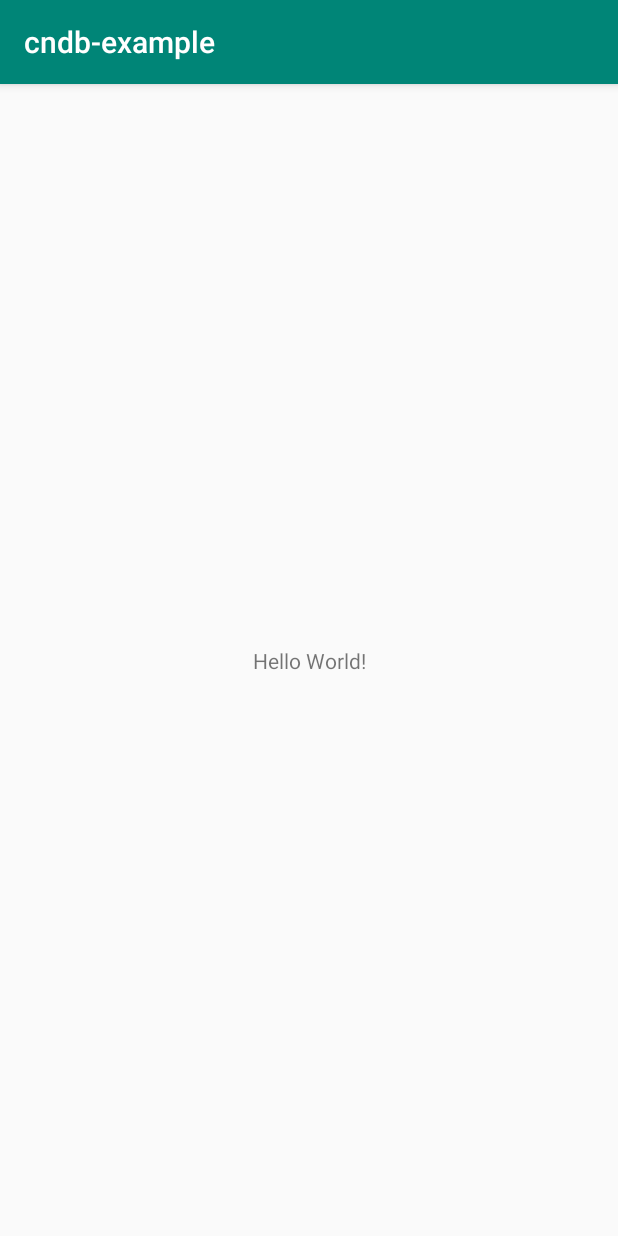
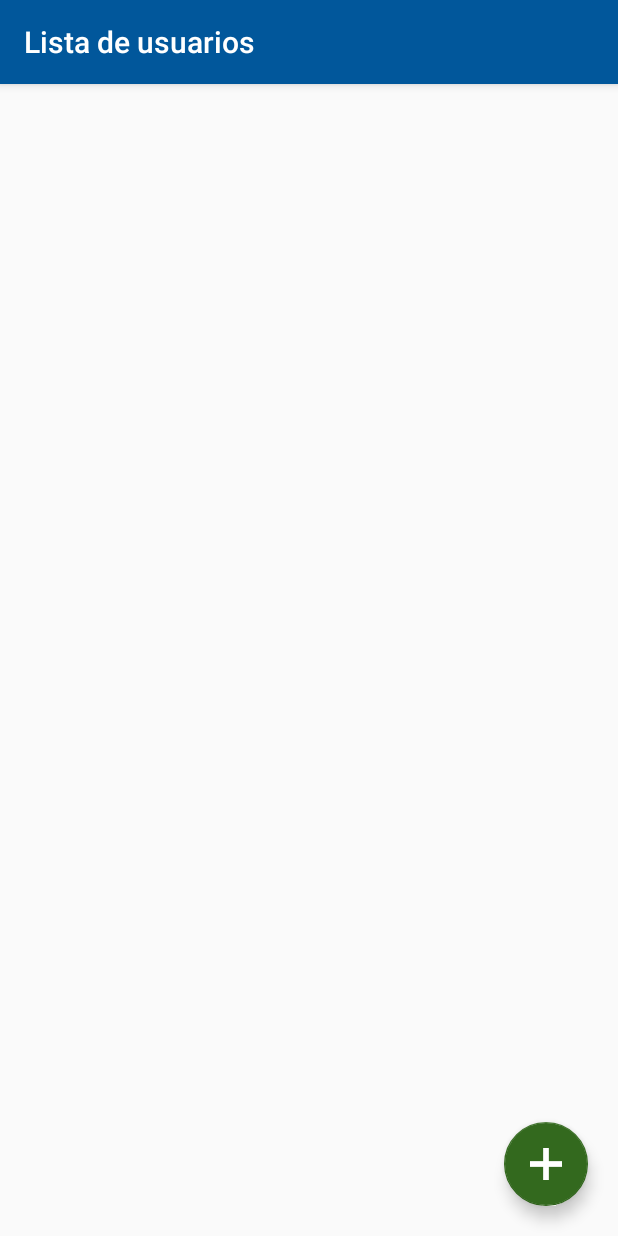
Before and after one commit to devom7022/cndb-example, an Android app: the screen it shows after launch (UserActivity), on a phone screen of 412 x 824 dp. Run offline under Robolectric (Android 15) with nearby library versions, the phone set to English and light mode, and no system bars; our stand-ins replace Dagger/Hilt's generated code.

Commit message:
UserActivity. Creación de lista de usuarios

```diff
--- a/app/build.gradle
+++ b/app/build.gradle
@@ -31,6 +31,7 @@ dependencies {
     androidTestImplementation 'androidx.test.espresso:espresso-core:3.2.0'
     implementation 'com.android.support:design:28.0.0'
     implementation 'com.android.support:support-v4:28.0.0'
+    implementation 'com.google.android.material:material:1.1.0-alpha08'
 
     //Dagger 2
     implementation 'com.google.dagger:dagger:2.20'
--- a/app/src/main/AndroidManifest.xml
+++ b/app/src/main/AndroidManifest.xml
@@ -15,6 +15,7 @@
         android:supportsRtl="true"
         android:theme="@style/AppTheme"
         tools:ignore="GoogleAppIndexingWarning">
+        <activity android:name=".ui.userAdd.AddUserActivity"></activity>
         <activity android:name=".ui.user.UserActivity">
             <intent-filter>
                 <action android:name="android.intent.action.MAIN" />
--- /dev/null
+++ b/app/src/main/java/com/devom/cndb_example/repository/UsersSource.java
@@ -0,0 +1,38 @@
+package com.devom.cndb_example.repository;
+
+import android.util.Log;
+
+import com.devom.cndb_example.models.User;
+
+import java.util.ArrayList;
+import java.util.List;
+
+public class UsersSource {
+    private static String TAG = UsersSource.class.getSimpleName();
+    private static UsersSource instance;
+
+    private List<User> userList = new ArrayList<>();
+
+    private UsersSource() {
+    }
+
+    public static UsersSource getInstance() {
+        if (instance == null) {
+            instance = new UsersSource();
+        }
+
+        return instance;
+    }
+
+    public void showTAG() {
+        Log.d(TAG, "dataSource");
+    }
+
+    public List<User> getUsers() {
+        return userList;
+    }
+
+    public void addUser(User user) {
+        userList.add(user);
+    }
+}
--- a/app/src/main/java/com/devom/cndb_example/ui/user/UserActivity.java
+++ b/app/src/main/java/com/devom/cndb_example/ui/user/UserActivity.java
@@ -1,16 +1,99 @@
 package com.devom.cndb_example.ui.user;
 
+import android.content.Intent;
+import android.graphics.Color;
+import android.os.Bundle;
+import android.view.View;
+import android.widget.ProgressBar;
+import android.widget.Toast;
+
 import androidx.appcompat.app.AppCompatActivity;
-
-import android.os.Bundle;
+import androidx.appcompat.widget.Toolbar;
+import androidx.recyclerview.widget.LinearLayoutManager;
+import androidx.recyclerview.widget.RecyclerView;
 
 import com.devom.cndb_example.R;
+import com.devom.cndb_example.adapters.UserAdapter;
+import com.devom.cndb_example.app.BaseApplication;
+import com.devom.cndb_example.models.User;
 
-public class UserActivity extends AppCompatActivity {
+import com.devom.cndb_example.ui.userAdd.AddUserActivity;
+import com.google.android.material.floatingactionbutton.FloatingActionButton;
+
+import java.util.List;
+
+import javax.inject.Inject;
+
+public class UserActivity extends AppCompatActivity implements UserView {
+    private ProgressBar progressBar;
+    private static long back_pressed;
+    private static final long SECONDS_LAPSE = 2000;
+    UserAdapter adapter;
+
+    @Inject
+    UserPresenter presenter;
 
     @Override
     protected void onCreate(Bundle savedInstanceState) {
         super.onCreate(savedInstanceState);
-        setContentView(R.layout.activity_main);
+        setContentView(R.layout.activity_user);
+
+        ((BaseApplication) getApplication()).plusPresenterSubComponent().inject(this);
+
+        progressBar = findViewById(R.id.pb_load);
+
+        FloatingActionButton fabAdd = findViewById(R.id.fab_add);
+        fabAdd.setOnClickListener(v -> startActivity(new Intent(this, AddUserActivity.class)));
+
+        Toolbar toolbar = findViewById(R.id.tb_toolbar);
+        if (toolbar != null) {
+            setSupportActionBar(toolbar);
+            toolbar.setTitleTextColor(Color.WHITE);
+            toolbar.setTitle(getString(R.string.title_user_list));
+        }
+
+        adapter = new UserAdapter();
+        LinearLayoutManager layoutManager = new LinearLayoutManager(this);
+
+        RecyclerView rvCity = findViewById(R.id.rv_users);
+        rvCity.setAdapter(adapter);
+        rvCity.setLayoutManager(layoutManager);
+
+        presenter.setView(this);
+        presenter.getUserList();
+    }
+
+    @Override
+    public void showProgress() {
+        progressBar.setVisibility(View.VISIBLE);
+    }
+
+    @Override
+    public void hideProgress() {
+        progressBar.setVisibility(View.GONE);
+    }
+
+    @Override
+    public void setItemsOnAdapters(List<User> users) {
+        adapter.setData(users);
+    }
+
+    @Override
+    public void onFailure(String error) {
+        Toast.makeText(this, error, Toast.LENGTH_LONG).show();
+    }
+
+    @Override
+    protected void onDestroy() {
+        presenter.onDestroy();
+        super.onDestroy();
+    }
+
+    @Override
+    public void onBackPressed() {
+        if (back_pressed + SECONDS_LAPSE > System.currentTimeMillis()) super.onBackPressed();
+        else
+            Toast.makeText(getBaseContext(), getText(R.string.msj_exit_app), Toast.LENGTH_SHORT).show();
+        back_pressed = System.currentTimeMillis();
     }
 }
--- a/app/src/main/java/com/devom/cndb_example/ui/user/UserInteractor.java
+++ b/app/src/main/java/com/devom/cndb_example/ui/user/UserInteractor.java
@@ -1,8 +1,10 @@
 package com.devom.cndb_example.ui.user;
 
+import android.os.Handler;
+
 import com.devom.cndb_example.api.ApiClient;
-import com.devom.cndb_example.app.BaseApplication;
 import com.devom.cndb_example.models.User;
+import com.devom.cndb_example.repository.UsersSource;
 
 import java.util.List;
 
@@ -25,27 +27,15 @@ public class UserInteractor {
     }
 
     void getUsers(final OnFinishedListener listener) {
-        if (!BaseApplication.getConnectionToNetwork()) {
-            listener.onFailure("Revise su conexión a internet");
-        }
-        /*
-        Call<ResponseCity> call = apiClient.getUserList();
-        call.enqueue(new Callback<ResponseCity>() {
-            @Override
-            public void onResponse(Call<ResponseCity> call, Response<ResponseCity> response) {
-                if (response.isSuccessful()) {
-                    dataResponse = response.body();
-                    if (dataResponse != null) {
-                        listener.onSuccess(dataResponse.getBrastlewark());
-                    }
-                }
-            }
+        new Handler().postDelayed(() -> {
+            UsersSource dataSource = UsersSource.getInstance();
+            List<User> users = dataSource.getUsers();
+            if (users.size()>0)
+                listener.onSuccess(users);
+            else
+                listener.onFailure("No hay usuarios registrados");
 
-            @Override
-            public void onFailure(Call<ResponseCity> call, Throwable t) {
-                listener.onFailure("Intente más tarde");
-            }
-        });*/
+        }, 2000);
     }
 
 }
--- /dev/null
+++ b/app/src/main/res/layout/actionbar_toolbar.xml
@@ -0,0 +1,19 @@
+<?xml version="1.0" encoding="utf-8"?>
+<com.google.android.material.appbar.AppBarLayout xmlns:android="http://schemas.android.com/apk/res/android"
+    xmlns:app="http://schemas.android.com/apk/res-auto"
+    android:id="@+id/ab_layout"
+    android:layout_width="match_parent"
+    android:layout_height="wrap_content"
+    >
+
+    <androidx.appcompat.widget.Toolbar
+        android:id="@+id/tb_toolbar"
+        style="@style/toolbar_theme"
+        android:layout_width="match_parent"
+        android:layout_height="?attr/actionBarSize"
+        app:layout_scrollFlags="scroll|enterAlways"
+        app:title="@string/app_name"
+        app:titleTextColor="@color/colorAccent" />
+
+
+</com.google.android.material.appbar.AppBarLayout>
--- a/app/src/main/res/layout/activity_main.xml
+++ /dev/null
@@ -1,18 +0,0 @@
-<?xml version="1.0" encoding="utf-8"?>
-<androidx.constraintlayout.widget.ConstraintLayout xmlns:android="http://schemas.android.com/apk/res/android"
-    xmlns:app="http://schemas.android.com/apk/res-auto"
-    xmlns:tools="http://schemas.android.com/tools"
-    android:layout_width="match_parent"
-    android:layout_height="match_parent"
-    tools:context=".ui.user.UserActivity">
-
-    <TextView
-        android:layout_width="wrap_content"
-        android:layout_height="wrap_content"
-        android:text="Hello World!"
-        app:layout_constraintBottom_toBottomOf="parent"
-        app:layout_constraintLeft_toLeftOf="parent"
-        app:layout_constraintRight_toRightOf="parent"
-        app:layout_constraintTop_toTopOf="parent" />
-
-</androidx.constraintlayout.widget.ConstraintLayout>
--- /dev/null
+++ b/app/src/main/res/layout/activity_user.xml
@@ -0,0 +1,34 @@
+<?xml version="1.0" encoding="utf-8"?>
+<RelativeLayout xmlns:android="http://schemas.android.com/apk/res/android"
+    xmlns:tools="http://schemas.android.com/tools"
+    android:layout_width="match_parent"
+    android:layout_height="wrap_content"
+    tools:context=".ui.user.UserActivity">
+
+    <include layout="@layout/actionbar_toolbar" />
+
+    <androidx.recyclerview.widget.RecyclerView
+        android:id="@+id/rv_users"
+        android:layout_width="match_parent"
+        android:layout_height="match_parent" />
+
+    <com.google.android.material.floatingactionbutton.FloatingActionButton
+        android:id="@+id/fab_add"
+        android:layout_width="wrap_content"
+        android:layout_height="wrap_content"
+        android:layout_alignBottom="@+id/rv_users"
+        android:layout_alignParentEnd="true"
+        android:layout_margin="20dp"
+        android:layout_marginStart="10dp"
+        android:layout_marginTop="10dp"
+        android:layout_marginEnd="10dp"
+        android:layout_marginBottom="655dp"
+        android:foregroundGravity="center"
+        android:src="@mipmap/ic_plus" />
+
+    <ProgressBar
+        android:id="@+id/pb_load"
+        android:layout_width="wrap_content"
+        android:layout_height="wrap_content"
+        android:layout_centerInParent="false" />
+</RelativeLayout>
--- a/app/src/main/res/values/colors.xml
+++ b/app/src/main/res/values/colors.xml
@@ -1,6 +1,11 @@
 <?xml version="1.0" encoding="utf-8"?>
 <resources>
-    <color name="colorPrimary">#008577</color>
-    <color name="colorPrimaryDark">#00574B</color>
-    <color name="colorAccent">#D81B60</color>
+    <color name="colorPrimary">#01579b</color>
+    <color name="primaryLightColor">#4f83cc</color>
+    <color name="colorPrimaryDark">#002f6c</color>
+    <color name="colorAccent">#33691e</color>
+    <color name="secondaryLightColor">#629749</color>
+    <color name="secondaryDarkColor">#003d00</color>
+    <color name="primaryTextColor">#ffffff</color>
+    <color name="secondaryTextColor">#ffffff</color>
 </resources>
--- /dev/null
+++ b/app/src/main/res/values/dimen.xml
@@ -0,0 +1,4 @@
+<?xml version="1.0" encoding="utf-8"?>
+<resources>
+    <dimen name="dimen_att_detail">12dp</dimen>
+</resources>
--- a/app/src/main/res/values/strings.xml
+++ b/app/src/main/res/values/strings.xml
@@ -1,3 +1,10 @@
 <resources>
     <string name="app_name">cndb-example</string>
+    <string name="hint_name">Nombre</string>
+    <string name="hint_age">Edad</string>
+    <string name="hint_color">Color favorito</string>
+    <string name="txt_save">Guardar</string>
+    <string name="title_user_list">Lista de usuarios</string>
+    <string name="title_add_user">Agregar un usuario</string>
+    <string name="msj_exit_app">Presione nuevamente para salir</string>
 </resources>
--- a/app/src/main/res/values/styles.xml
+++ b/app/src/main/res/values/styles.xml
@@ -1,11 +1,23 @@
 <resources>
 
     <!-- Base application theme. -->
-    <style name="AppTheme" parent="Theme.AppCompat.Light.DarkActionBar">
+    <style name="AppTheme" parent="Theme.AppCompat.DayNight.NoActionBar">
         <!-- Customize your theme here. -->
         <item name="colorPrimary">@color/colorPrimary</item>
         <item name="colorPrimaryDark">@color/colorPrimaryDark</item>
         <item name="colorAccent">@color/colorAccent</item>
     </style>
 
+    <style name="toolbar_theme" parent="Widget.AppCompat.Toolbar.Button.Navigation">
+        <item name="android:background">@color/colorPrimary</item>
+    </style>
+
+    <style name="text_title_section" parent="TextAppearance.AppCompat">
+        <item name="android:textStyle">bold</item>
+        <item name="android:textColor">@android:color/white</item>
+        <item name="android:paddingStart">@dimen/dimen_att_detail</item>
+        <item name="android:paddingEnd">@dimen/dimen_att_detail</item>
+        <item name="android:paddingTop">@dimen/dimen_att_detail</item>
+        <item name="android:paddingBottom">@dimen/dimen_att_detail</item>
+    </style>
 </resources>
```
Also changed, not shown: app/src/main/java/com/devom/cndb_example/ui/userAdd/AddUserActivity.java (added, +18 -0 lines), app/src/main/res/layout/activity_add_user.xml (added, +68 -0 lines), app/src/main/ic_plus-web.png (added), app/src/main/res/mipmap-hdpi/ic_plus.png (added), app/src/main/res/mipmap-mdpi/ic_plus.png (added), app/src/main/res/mipmap-xhdpi/ic_plus.png (added), app/src/main/res/mipmap-xxhdpi/ic_plus.png (added), app/src/main/res/mipmap-xxxhdpi/ic_plus.png (added).
